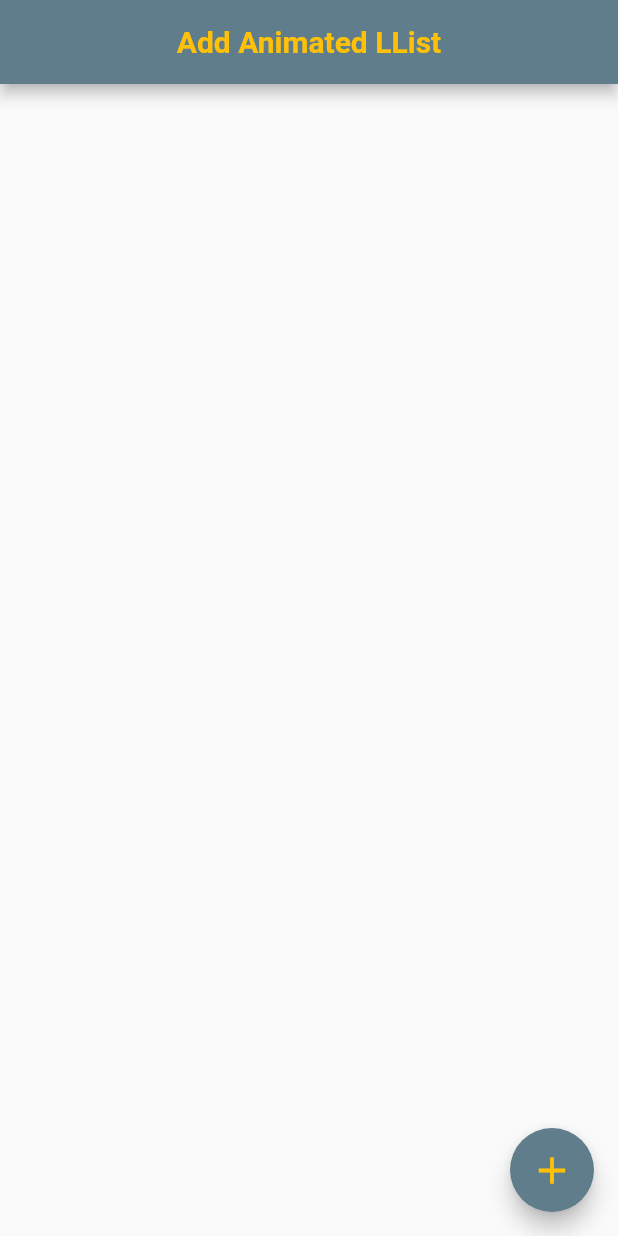
After one commit to esraa-mohamad/examples_learning_animation, a Flutter app: the AddAnimatedList screen opened directly, after a tap on the "add" icon, after a tap on the "delete" icon, on a phone screen of 412 x 824 dp. The commit adds this screen. Run offline on Flutter 3.47's test engine with Material 2 defaults, Android fonts, the light colour scheme and no system bars.

Commit message:
animated list

```diff
--- /dev/null
+++ b/lib/view/add_animated_list.dart
@@ -0,0 +1,116 @@
+import 'package:flutter/material.dart';
+
+class AddAnimatedList extends  StatefulWidget {
+  const AddAnimatedList({super.key});
+
+  @override
+  State<AddAnimatedList> createState() => _AddAnimatedListState();
+}
+
+class _AddAnimatedListState extends State<AddAnimatedList> {
+
+  GlobalKey<AnimatedListState> listKey =GlobalKey<AnimatedListState>();
+
+  List<String> list =[];
+
+  void addItem()
+  {
+    setState(() {
+
+      list.insert(0, 'New Item ${list.length}');
+      listKey.currentState?.insertItem(0);
+    });
+  }
+
+  void removeItem(int index)
+  {
+    setState(() {
+      list.removeAt(index);
+      listKey.currentState?.removeItem(index,
+        duration: const Duration(milliseconds: 100),
+        (context, animation)  {
+        return const ListTile(
+          textColor: Colors.red,
+          leading: Text('😝'),
+          title: Text('Deleted'),
+        );
+      });
+    });
+  }
+
+  @override
+  Widget build(BuildContext context) {
+    return Scaffold(
+      appBar: AppBar(
+        automaticallyImplyLeading: false,
+        title:  const Text(
+          'Add Animated LList',
+          style: TextStyle(
+            color: Colors.amber,
+            fontWeight: FontWeight.bold,
+            fontSize: 20,
+          ),
+        ),
+        centerTitle: true,
+      ),
+      body: AnimatedList(
+        key: listKey,
+        itemBuilder: (BuildContext context, int index, Animation<double> animation)
+        {
+          return SizeTransition(
+              sizeFactor: animation,
+            child: Padding(
+              padding: const EdgeInsets.fromLTRB(12, 12, 12, 20),
+              child: Container(
+                padding: const EdgeInsets.all(8),
+                decoration: BoxDecoration(
+                  borderRadius: BorderRadius.circular(15),
+                  border: Border.all(
+                    color: Colors.blueGrey,
+                    width: 2
+                  ),
+                ),
+                child: ListTile(
+                  leading: const Text(
+                    '😎',
+                    style: TextStyle(
+                      fontSize: 18
+                    ),
+                  ),
+                  title: Text(
+                    list[index],
+                    style: const TextStyle(
+                      fontSize: 20,
+                      fontWeight: FontWeight.bold,
+                      color: Colors.grey,
+                    ),
+                  ),
+                  trailing: IconButton(
+                    onPressed: ()
+                    {
+                      removeItem(index);
+                    },
+                    icon: const Icon(
+                      Icons.delete,
+                      color: Colors.amber,
+                        size: 22,
+                    ),
+                  ),
+                ),
+              ),
+            ),
+          );
+        },
+
+      ),
+      floatingActionButton: FloatingActionButton(
+        onPressed:addItem,
+        child: const Icon(
+          Icons.add,
+          size: 30,
+          color: Colors.amber,
+        ),
+      ),
+    );
+  }
+}
--- a/lib/view/home_view.dart
+++ b/lib/view/home_view.dart
@@ -1,3 +1,4 @@
+import 'package:examples_animation/view/add_animated_list.dart';
 import 'package:examples_animation/view/big_animated_container.dart';
 import 'package:examples_animation/view/change_animated_crossfade.dart';
 import 'package:examples_animation/view/change_animated_direction.dart';
@@ -76,6 +77,10 @@ class HomeView extends StatelessWidget {
                 title: 'Switch Animated Switcher',
                 page: SwitchAnimatedSwitcher()
             ),
+            ButtonElevated(
+                title: 'Add Animated List',
+                page: AddAnimatedList()
+            ),
           ],
         ),
       ),
```
